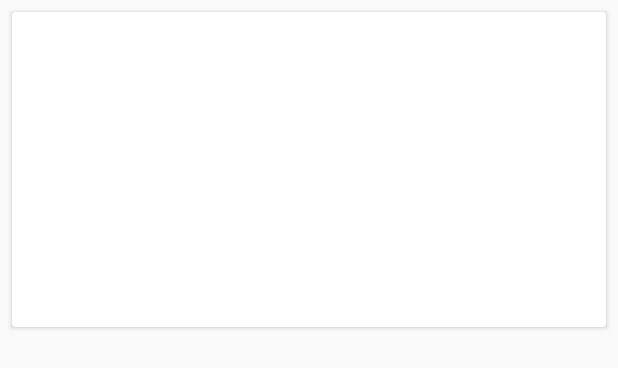
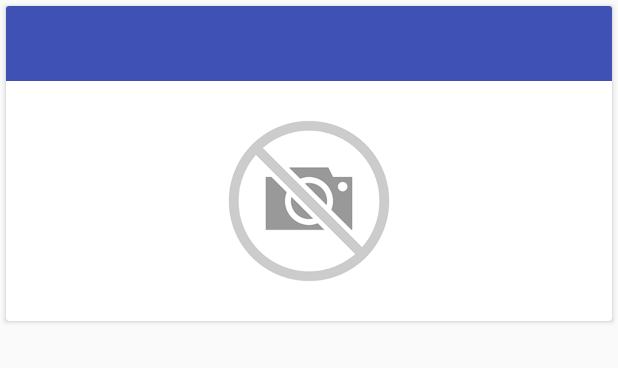
Before and after one commit to meraioth/IS2, an Android app: the layout cardview_sucursal.xml on its own in the app's theme, with its tools: preview values and no code run, on a phone screen of 412 x 824 dp. Shown: the top 368 px of the screen. Run offline under Robolectric (Android 15) with nearby library versions, the phone set to English and light mode, and no system bars.

Commit message:
Agregado toolbar y metodos para clicks de cardview y searchview

```diff
--- a/app/src/main/AndroidManifest.xml
+++ b/app/src/main/AndroidManifest.xml
@@ -29,11 +29,7 @@
             android:name=".Actividades.MainActivity"
             android:label="@string/title_activity_main"
             android:theme="@style/AppTheme.NoActionBar">
-            <intent-filter>
-                <action android:name="android.intent.action.MAIN" />
 
-                <category android:name="android.intent.category.LAUNCHER" />
-            </intent-filter>
         </activity>
         <activity android:name=".Actividades.Login" />
         <activity android:name=".Actividades.Vista_empresario" />
--- a/app/src/main/java/cl/udec/ingsoftware/proyecto_is/Actividades/MapaBusquedaItinerarioActivity.java
+++ b/app/src/main/java/cl/udec/ingsoftware/proyecto_is/Actividades/MapaBusquedaItinerarioActivity.java
@@ -7,6 +7,7 @@ import android.support.v4.app.FragmentManager;
 import android.support.v4.app.FragmentTransaction;
 import android.support.v7.app.AppCompatActivity;
 import android.view.MenuItem;
+import android.widget.Toast;
 
 import java.io.Serializable;
 
@@ -54,6 +55,7 @@ public class MapaBusquedaItinerarioActivity extends AppCompatActivity implements
 
         BottomNavigationView navigation = (BottomNavigationView) findViewById(R.id.navigation);
         navigation.setOnNavigationItemSelectedListener(mOnNavigationItemSelectedListener);
+        navigation.getMenu().getItem(1).setChecked(true);
 
         catalogo = new Catalogo(this.getApplicationContext());
         busquedaFragment = BusquedaFragment.newInstance((Serializable) catalogo);
@@ -68,6 +70,6 @@ public class MapaBusquedaItinerarioActivity extends AppCompatActivity implements
 
     @Override
     public void OnSucursalSelected(int posicion) {
-        //TODO: rellenar método que es llamado desde el fragment
+        System.out.println(posicion);
     }
 }
--- a/app/src/main/res/layout/activity_mapa_busqueda_itinerario.xml
+++ b/app/src/main/res/layout/activity_mapa_busqueda_itinerario.xml
@@ -6,6 +6,7 @@
     android:layout_width="match_parent"
     android:layout_height="match_parent"
     android:orientation="vertical"
+
     tools:context="cl.udec.ingsoftware.proyecto_is.Actividades.MapaBusquedaItinerarioActivity">
 
     <FrameLayout
--- a/app/src/main/res/layout/cardview_sucursal.xml
+++ b/app/src/main/res/layout/cardview_sucursal.xml
@@ -6,23 +6,37 @@
         android:id="@+id/card_view_sucursal"
         android:layout_width="match_parent"
         android:layout_height="wrap_content"
-        android:layout_margin="8dp">
+        android:layout_margin="4dp">
 
         <LinearLayout
             android:layout_width="match_parent"
             android:layout_height="match_parent"
             android:orientation="vertical">
 
-            <TextView
-                android:id="@+id/titulo_sucursal"
+            <FrameLayout
                 android:layout_width="match_parent"
-                android:layout_height="@dimen/card_title_margin" />
+                android:layout_height="@dimen/card_title_margin"
+                android:background="@color/colorPrimary">
+
+                <TextView
+                    android:id="@+id/titulo_sucursal"
+                    android:layout_width="match_parent"
+                    android:layout_height="wrap_content"
+                    android:layout_margin="4dp"
+                    android:gravity="left"
+                    android:layout_gravity="center"
+                    android:textColor="@color/letra_card_sucursal"
+                    android:textSize="20dp"
+                    android:textStyle="bold" />
+            </FrameLayout>
 
             <ImageView
                 android:id="@+id/imagen_sucursal"
                 android:layout_width="match_parent"
                 android:layout_height="@dimen/card_image_margin"
-                android:layout_below="@id/titulo_sucursal">
+                android:layout_below="@id/titulo_sucursal"
+                android:clickable="true"
+                android:src="@drawable/not_found">
                 </ImageView>
 
         </LinearLayout>
--- a/app/src/main/res/values/colors.xml
+++ b/app/src/main/res/values/colors.xml
@@ -4,4 +4,5 @@
     <color name="colorPrimaryDark">#303f9f</color>
     <color name="colorAccent">#ff4081</color>
     <color name="color_fondo_lugar">#2e7107</color>
+    <color name="letra_card_sucursal">#ffffff</color>
 </resources>
```
Also changed, not shown: app/src/main/java/cl/udec/ingsoftware/proyecto_is/Fragmentos/BusquedaFragment.java (+26 -9 lines), app/src/main/java/cl/udec/ingsoftware/proyecto_is/Fragmentos/SucursalAdapter.java (+36 -6 lines), app/src/main/res/layout/fragment_busqueda.xml (+5 -2 lines), app/src/main/res/drawable/not_found.png (added).
